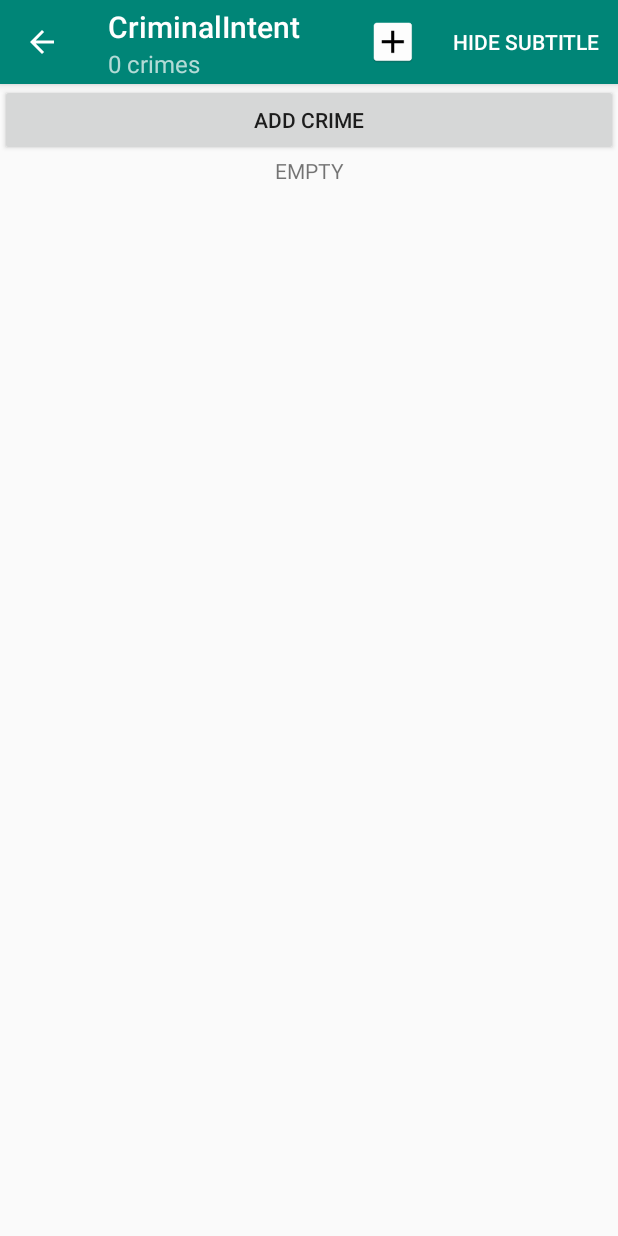
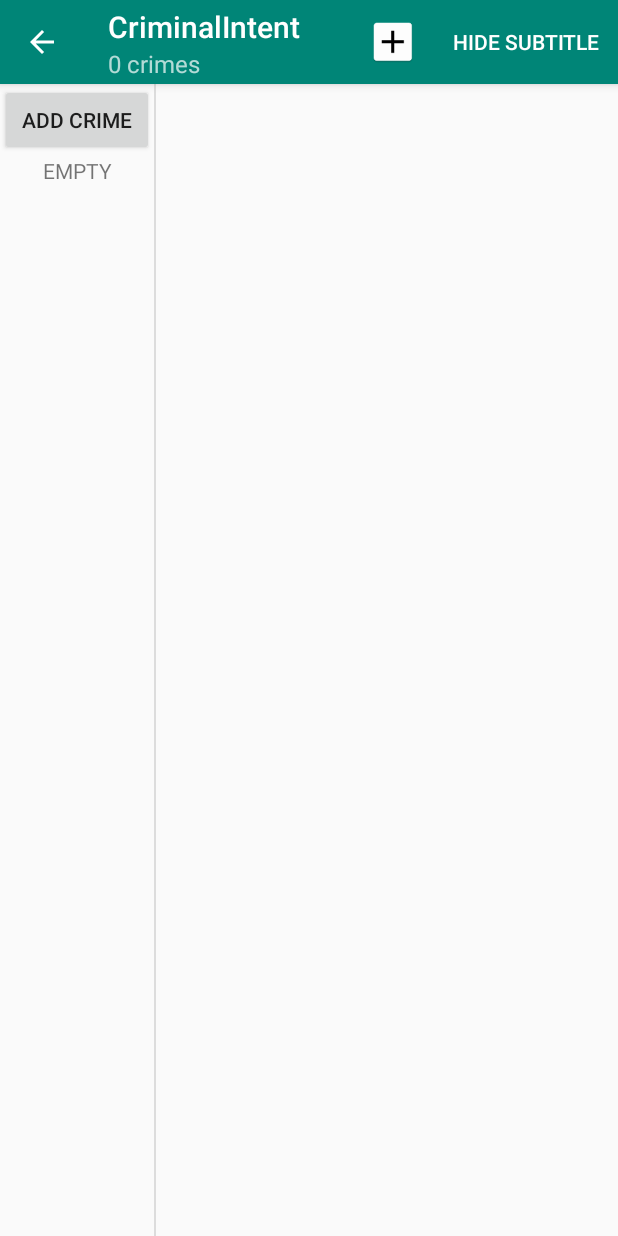
Before and after one commit to maxdk9/CriminalIntent, an Android app: the screen it shows after launch (CrimeListActivity), on a phone screen of 412 x 824 dp. Run offline under Robolectric (Android 15) with nearby library versions, the phone set to English and light mode, and no system bars.

```diff
--- a/app/src/main/java/criminalintent/and/mazzy/criminalintent/CrimeListActivity.java
+++ b/app/src/main/java/criminalintent/and/mazzy/criminalintent/CrimeListActivity.java
@@ -10,6 +10,10 @@ public class CrimeListActivity extends SingleFragmentActivity {
     protected Fragment createFragment() {
         Fragment fragment = new CrimeListFragment();
         return fragment;
+    }
 
+    @Override
+    protected int getLayoutResId() {
+        return R.layout.activity_twopane;
     }
 }
--- a/app/src/main/java/criminalintent/and/mazzy/criminalintent/SingleFragmentActivity.java
+++ b/app/src/main/java/criminalintent/and/mazzy/criminalintent/SingleFragmentActivity.java
@@ -2,6 +2,7 @@ package criminalintent.and.mazzy.criminalintent;
 
 
 import android.os.Bundle;
+import android.support.annotation.LayoutRes;
 import android.support.annotation.Nullable;
 
 import android.support.v4.app.Fragment;
@@ -11,11 +12,20 @@ import android.support.v7.app.AppCompatActivity;
 public abstract  class SingleFragmentActivity extends AppCompatActivity {
     protected abstract Fragment createFragment();
 
+    @LayoutRes
+    protected int getLayoutResId() {
+
+        return R.layout.activity_fragment;
+    }
+
+
+
 
     @Override
     protected void onCreate(@Nullable Bundle savedInstanceState) {
         super.onCreate(savedInstanceState);
-        setContentView(R.layout.activity_fragment);
+        setContentView(getLayoutResId());
+
         FragmentManager fm = getSupportFragmentManager();
         Fragment fragment = fm.findFragmentById(R.id.fragment_container);
         if (fragment == null) {
--- /dev/null
+++ b/app/src/main/res/layout/activity_twopane.xml
@@ -0,0 +1,23 @@
+<?xml version="1.0" encoding="utf-8"?>
+<LinearLayout xmlns:android="http://schemas.android.com/apk/res/android"
+              android:orientation="horizontal"
+              android:layout_width="match_parent"
+              android:showDividers="middle"
+              android:divider="?android:attr/dividerHorizontal"
+              android:layout_height="match_parent">
+    <FrameLayout
+        android:id="@+id/fragment_container"
+        android:layout_width="0dp"
+        android:layout_height="match_parent"
+        android:layout_weight="1">
+
+    </FrameLayout>
+
+    <FrameLayout
+        android:id="@+id/detail_fragment_container"
+        android:layout_width="0dp"
+        android:layout_height="match_parent"
+        android:layout_weight="3">
+    </FrameLayout>
+
+</LinearLayout>
```
